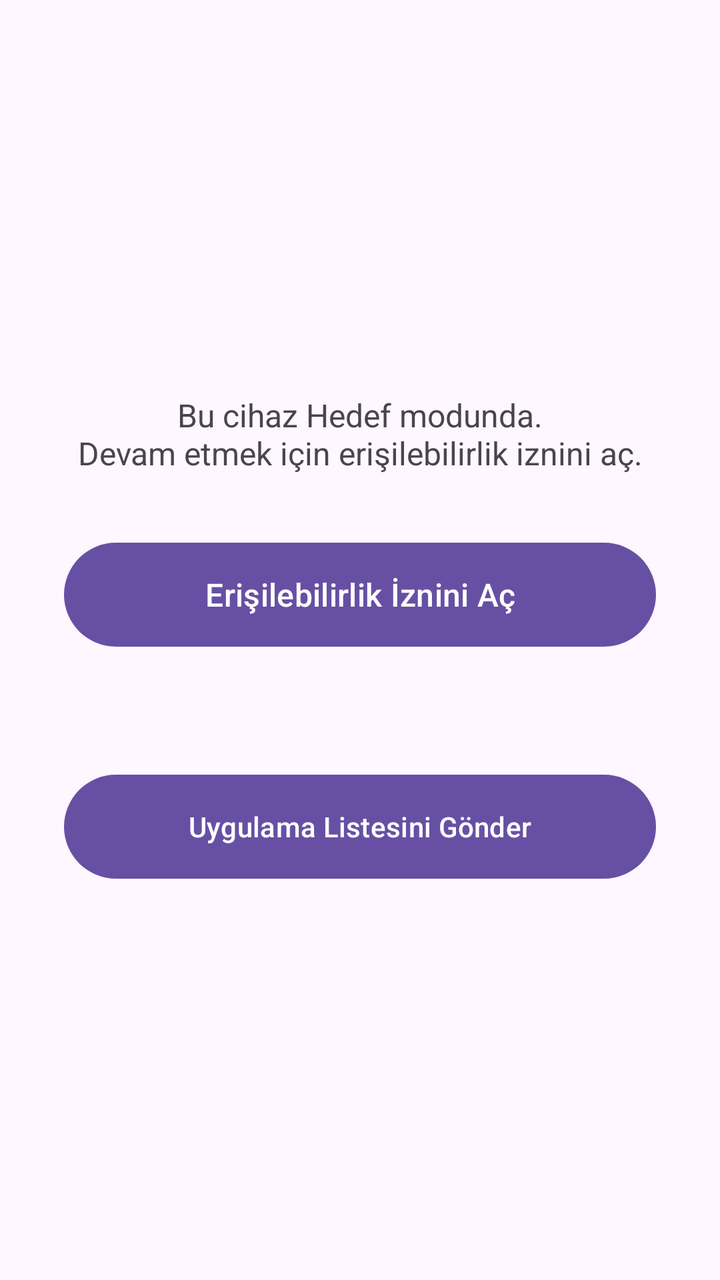
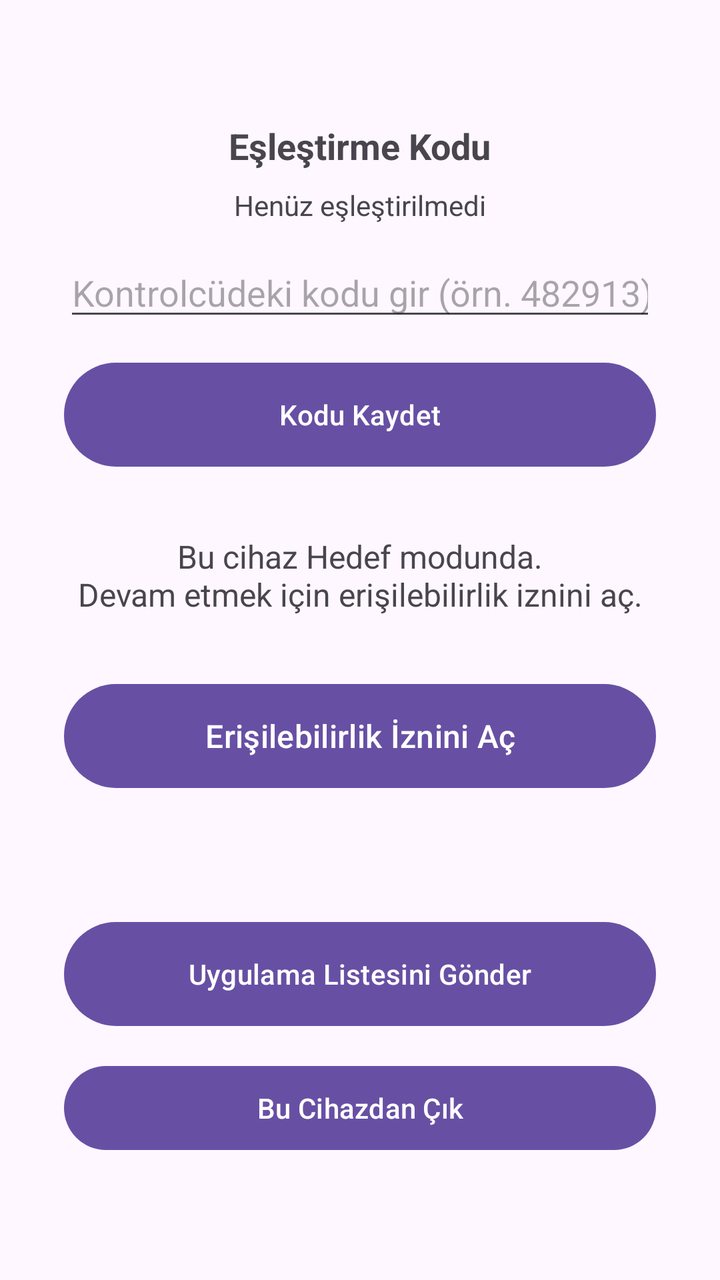

Screens rendered from an Android XML layout before and after an edit, with the pre-edit source and the edit as a unified diff.
<!-- AndroidManifest.xml: application theme Theme.AppBlocker -->
<!-- res/layout/activity_target.xml -->
<?xml version="1.0" encoding="utf-8"?>
<LinearLayout xmlns:android="http://schemas.android.com/apk/res/android"
    android:layout_width="match_parent"
    android:layout_height="match_parent"
    android:orientation="vertical"
    android:gravity="center"
    android:padding="32dp">

    <TextView
        android:id="@+id/tvInfo"
        android:layout_width="wrap_content"
        android:layout_height="wrap_content"
        android:text="Bu cihaz Hedef modunda.\nDevam etmek için erişilebilirlik iznini aç."
        android:textSize="16sp"
        android:gravity="center"
        android:layout_marginBottom="30dp" />

    <Button
        android:id="@+id/btnGrantPermission"
        android:layout_width="match_parent"
        android:layout_height="60dp"
        android:text="Erişilebilirlik İznini Aç"
        android:textSize="16sp"
        android:layout_marginBottom="20dp" />

    <TextView
        android:id="@+id/tvStatus"
        android:layout_width="3dp"
        android:layout_height="16dp"
        android:text=""
        android:textSize="14sp" />

    <Button
        android:id="@+id/btnSendAppList"
        android:layout_width="match_parent"
        android:layout_height="60dp"
        android:text="Uygulama Listesini Gönder"
        android:layout_marginTop="20dp" />

</LinearLayout>
<!-- resources referenced by this layout -->
<resources>
  <style name="Theme.AppBlocker" parent="Base.Theme.AppBlocker" />
  <style name="Base.Theme.AppBlocker" parent="Theme.Material3.DayNight.NoActionBar">
          
          
      </style>
</resources>

<!-- the commit's change to res/layout/activity_target.xml (unified diff, before → after) -->
@@ -5,6 +5,38 @@
     android:orientation="vertical"
     android:gravity="center"
     android:padding="32dp">
+
+    <TextView
+        android:layout_width="wrap_content"
+        android:layout_height="wrap_content"
+        android:text="Eşleştirme Kodu"
+        android:textSize="18sp"
+        android:textStyle="bold"
+        android:layout_marginBottom="8dp" />
+
+    <TextView
+        android:id="@+id/tvPairingStatus"
+        android:layout_width="wrap_content"
+        android:layout_height="wrap_content"
+        android:text="Henüz eşleştirilmedi"
+        android:textSize="14sp"
+        android:layout_marginBottom="12dp" />
+
+    <EditText
+        android:id="@+id/etPairingCode"
+        android:layout_width="match_parent"
+        android:layout_height="wrap_content"
+        android:hint="Kontrolcüdeki kodu gir (örn. 482913)"
+        android:inputType="number"
+        android:maxLength="6"
+        android:layout_marginBottom="12dp" />
+
+    <Button
+        android:id="@+id/btnSaveCode"
+        android:layout_width="match_parent"
+        android:layout_height="60dp"
+        android:text="Kodu Kaydet"
+        android:layout_marginBottom="30dp" />
 
     <TextView
         android:id="@+id/tvInfo"
@@ -25,8 +57,8 @@
 
     <TextView
         android:id="@+id/tvStatus"
-        android:layout_width="3dp"
-        android:layout_height="16dp"
+        android:layout_width="wrap_content"
+        android:layout_height="wrap_content"
         android:text=""
         android:textSize="14sp" />
 
@@ -36,5 +68,11 @@
         android:layout_height="60dp"
         android:text="Uygulama Listesini Gönder"
         android:layout_marginTop="20dp" />
+    <Button
+        android:id="@+id/btnLogout"
+        android:layout_width="match_parent"
+        android:layout_height="50dp"
+        android:text="Bu Cihazdan Çık"
+        android:layout_marginTop="12dp" />
 
 </LinearLayout>
